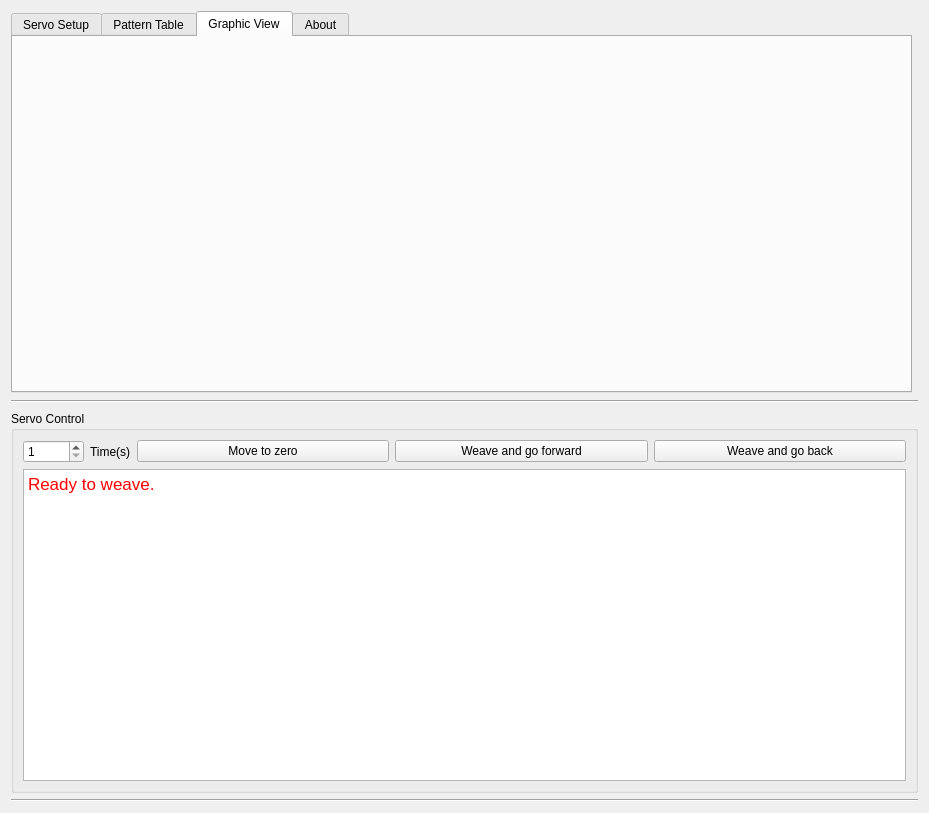
Old version of the form serial.ui in the repository wolframteetz/geneave.
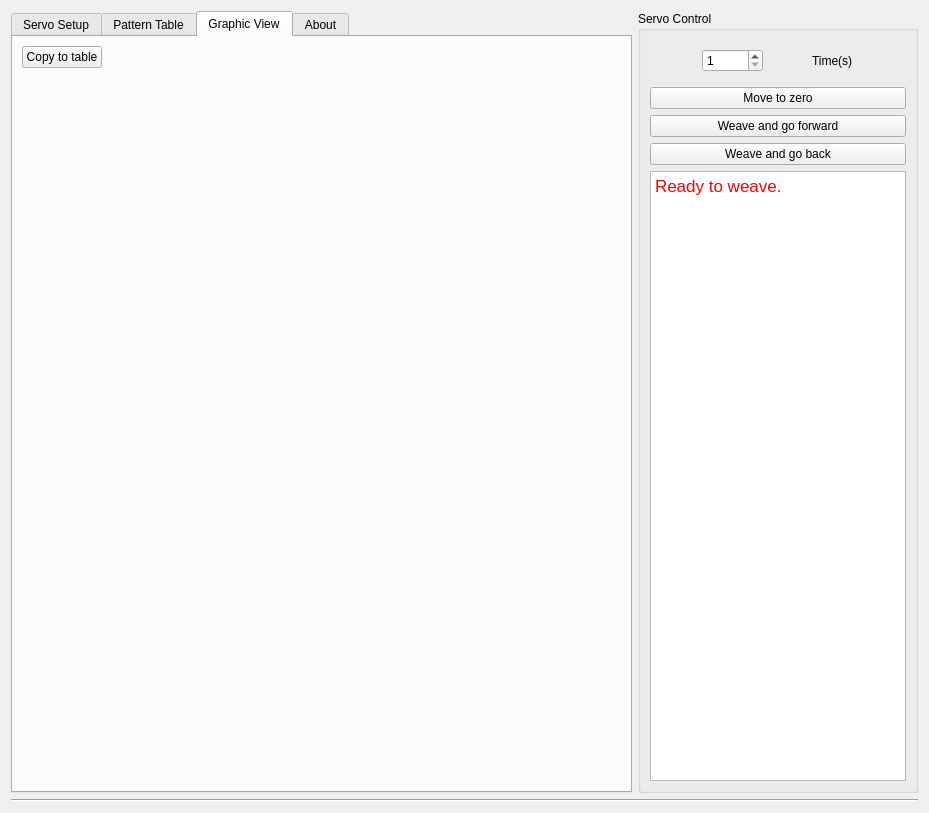
New version of the form. The open tabs and pages were chosen to show the change. Custom widgets are drawn as their Qt base class.

The edit to the form file:
```diff
--- a/serial.ui
+++ b/serial.ui
@@ -1021,40 +1021,24 @@
        <string>Graphic View</string>
       </attribute>
       <layout class="QGridLayout" name="gridLayout_9">
-       <item row="0" column="0">
-        <widget class="IconEditor" name="iconEditor" native="true">
-         <property name="sizePolicy">
-          <sizepolicy hsizetype="Maximum" vsizetype="Maximum">
-           <horstretch>0</horstretch>
-           <verstretch>0</verstretch>
-          </sizepolicy>
-         </property>
-         <property name="minimumSize">
-          <size>
-           <width>160</width>
-           <height>160</height>
-          </size>
-         </property>
-        </widget>
-       </item>
-       <item row="0" column="1">
-        <widget class="IconEditor" name="iconEditor_2" native="true">
-         <property name="sizePolicy">
-          <sizepolicy hsizetype="Minimum" vsizetype="Maximum">
-           <horstretch>0</horstretch>
-           <verstretch>0</verstretch>
-          </sizepolicy>
-         </property>
-         <property name="minimumSize">
-          <size>
-           <width>160</width>
-           <height>160</height>
-          </size>
-         </property>
-        </widget>
-       </item>
        <item row="1" column="0">
-        <widget class="IconEditor" name="iconEditor_3" native="true">
+        <widget class="IconEditor" name="iconEditorPattern" native="true">
+         <property name="sizePolicy">
+          <sizepolicy hsizetype="Maximum" vsizetype="Maximum">
+           <horstretch>0</horstretch>
+           <verstretch>0</verstretch>
+          </sizepolicy>
+         </property>
+         <property name="minimumSize">
+          <size>
+           <width>160</width>
+           <height>160</height>
+          </size>
+         </property>
+        </widget>
+       </item>
+       <item row="2" column="0">
+        <widget class="IconEditor" name="iconEditorRows" native="true">
          <property name="sizePolicy">
           <sizepolicy hsizetype="Maximum" vsizetype="Minimum">
            <horstretch>0</horstretch>
@@ -1069,8 +1053,8 @@
          </property>
         </widget>
        </item>
-       <item row="1" column="1">
-        <widget class="IconEditor" name="iconEditor_4" native="true">
+       <item row="2" column="1" colspan="2">
+        <widget class="IconEditor" name="iconEditorFullPattern" native="true">
          <property name="sizePolicy">
           <sizepolicy hsizetype="Minimum" vsizetype="Minimum">
            <horstretch>0</horstretch>
@@ -1085,6 +1069,35 @@
          </property>
         </widget>
        </item>
+       <item row="0" column="0">
+        <widget class="QPushButton" name="pushButton">
+         <property name="sizePolicy">
+          <sizepolicy hsizetype="Maximum" vsizetype="Maximum">
+           <horstretch>0</horstretch>
+           <verstretch>0</verstretch>
+          </sizepolicy>
+         </property>
+         <property name="text">
+          <string>Copy to table</string>
+         </property>
+        </widget>
+       </item>
+       <item row="1" column="1" colspan="2">
+        <widget class="IconEditor" name="iconEditorColumns" native="true">
+         <property name="sizePolicy">
+          <sizepolicy hsizetype="Minimum" vsizetype="Maximum">
+           <horstretch>0</horstretch>
+           <verstretch>0</verstretch>
+          </sizepolicy>
+         </property>
+         <property name="minimumSize">
+          <size>
+           <width>160</width>
+           <height>160</height>
+          </size>
+         </property>
+        </widget>
+       </item>
       </layout>
      </widget>
      <widget class="QWidget" name="tabAbout">
@@ -1121,13 +1134,77 @@
      </widget>
     </widget>
    </item>
-   <item row="8" column="1" colspan="2">
+   <item row="4" column="2">
     <widget class="QGroupBox" name="groupBox_5">
+     <property name="sizePolicy">
+      <sizepolicy hsizetype="Maximum" vsizetype="Preferred">
+       <horstretch>0</horstretch>
+       <verstretch>0</verstretch>
+      </sizepolicy>
+     </property>
      <property name="title">
       <string>Servo Control</string>
      </property>
      <layout class="QGridLayout" name="gridLayout_6">
-      <item row="0" column="4">
+      <item row="0" column="0" colspan="2">
+       <widget class="QWidget" name="widget" native="true">
+        <layout class="QHBoxLayout" name="horizontalLayout">
+         <item>
+          <widget class="QSpinBox" name="spinBoxTimesExecute">
+           <property name="sizePolicy">
+            <sizepolicy hsizetype="Maximum" vsizetype="Fixed">
+             <horstretch>0</horstretch>
+             <verstretch>0</verstretch>
+            </sizepolicy>
+           </property>
+           <property name="minimum">
+            <number>1</number>
+           </property>
+           <property name="maximum">
+            <number>99999</number>
+           </property>
+          </widget>
+         </item>
+         <item>
+          <widget class="QLabel" name="label_Times">
+           <property name="sizePolicy">
+            <sizepolicy hsizetype="Maximum" vsizetype="Preferred">
+             <horstretch>0</horstretch>
+             <verstretch>0</verstretch>
+            </sizepolicy>
+           </property>
+           <property name="text">
+            <string>Time(s)</string>
+           </property>
+          </widget>
+         </item>
+        </layout>
+       </widget>
+      </item>
+      <item row="1" column="0" colspan="2">
+       <widget class="QPushButton" name="pushButtonMoveToZero">
+        <property name="text">
+         <string>Move to zero</string>
+        </property>
+        <property name="shortcut">
+         <string>0</string>
+        </property>
+        <property name="checkable">
+         <bool>false</bool>
+        </property>
+       </widget>
+      </item>
+      <item row="2" column="0" colspan="2">
+       <widget class="QPushButton" name="pushButtonWeaveAndForward">
+        <property name="text">
+         <string>Weave and go forward</string>
+        </property>
+        <property name="shortcut">
+         <string>Space</string>
+        </property>
+       </widget>
+      </item>
+      <item row="3" column="0" colspan="2">
        <widget class="QPushButton" name="pushButtonWeaveAndBackward">
         <property name="sizePolicy">
          <sizepolicy hsizetype="Minimum" vsizetype="Fixed">
@@ -1143,46 +1220,7 @@
         </property>
        </widget>
       </item>
-      <item row="0" column="3">
-       <widget class="QPushButton" name="pushButtonWeaveAndForward">
-        <property name="text">
-         <string>Weave and go forward</string>
-        </property>
-        <property name="shortcut">
-         <string>Space</string>
-        </property>
-       </widget>
-      </item>
-      <item row="0" column="1">
-       <widget class="QLabel" name="label_Times">
-        <property name="sizePolicy">
-         <sizepolicy hsizetype="Maximum" vsizetype="Preferred">
-          <horstretch>0</horstretch>
-          <verstretch>0</verstretch>
-         </sizepolicy>
-        </property>
-        <property name="text">
-         <string>Time(s)</string>
-        </property>
-       </widget>
-      </item>
-      <item row="0" column="0">
-       <widget class="QSpinBox" name="spinBoxTimesExecute">
-        <property name="sizePolicy">
-         <sizepolicy hsizetype="Maximum" vsizetype="Fixed">
-          <horstretch>0</horstretch>
-          <verstretch>0</verstretch>
-         </sizepolicy>
-        </property>
-        <property name="minimum">
-         <number>1</number>
-        </property>
-        <property name="maximum">
-         <number>99999</number>
-        </property>
-       </widget>
-      </item>
-      <item row="1" column="0" colspan="5">
+      <item row="4" column="0" colspan="2">
        <widget class="QTextBrowser" name="textBrowserStatus">
         <property name="html">
          <string>&lt;!DOCTYPE HTML PUBLIC &quot;-//W3C//DTD HTML 4.0//EN&quot; &quot;http://www.w3.org/TR/REC-html40/strict.dtd&quot;&gt;
@@ -1193,30 +1231,10 @@
         </property>
        </widget>
       </item>
-      <item row="0" column="2">
-       <widget class="QPushButton" name="pushButtonMoveToZero">
-        <property name="text">
-         <string>Move to zero</string>
-        </property>
-        <property name="shortcut">
-         <string>0</string>
-        </property>
-        <property name="checkable">
-         <bool>false</bool>
-        </property>
-       </widget>
-      </item>
      </layout>
     </widget>
    </item>
-   <item row="5" column="1" rowspan="2" colspan="2">
-    <widget class="Line" name="line">
-     <property name="orientation">
-      <enum>Qt::Horizontal</enum>
-     </property>
-    </widget>
-   </item>
-   <item row="10" column="1" colspan="2">
+   <item row="8" column="1" colspan="2">
     <widget class="Line" name="line_3">
      <property name="sizePolicy">
       <sizepolicy hsizetype="MinimumExpanding" vsizetype="Fixed">
```
Left out of the diff: 10 changed lines with no effect on the pictures.
